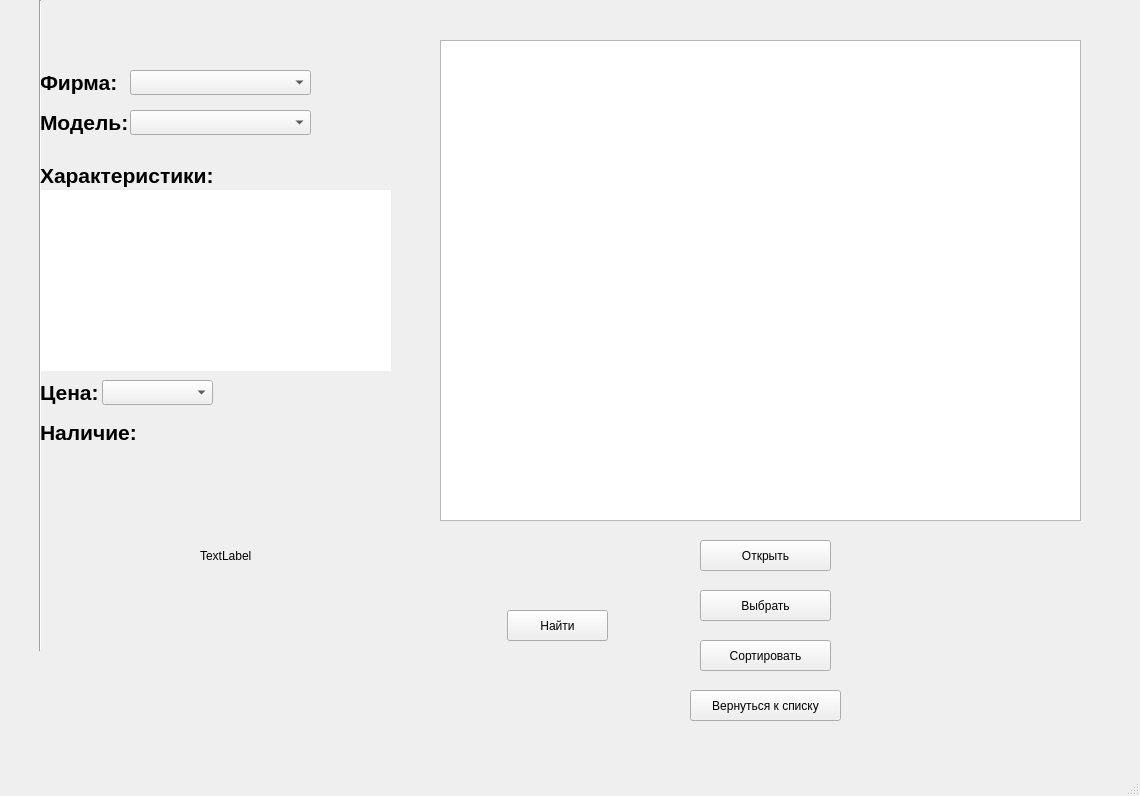
The window that Lab2/Task2/mainwindow.ui (amakuem/LAbsOAIP) describes before a commit, drawn with Qt 5.
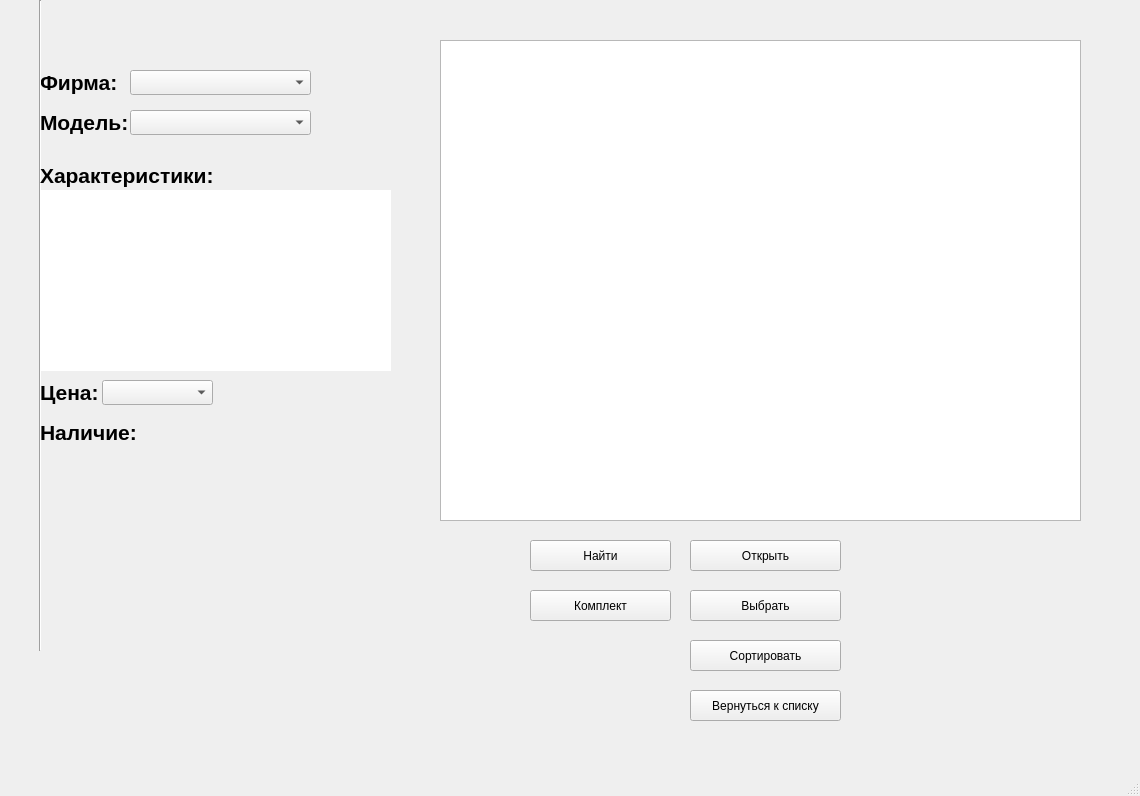
The same window after the commit.

The edit to the form file:
```diff
--- a/Lab2/Task2/mainwindow.ui
+++ b/Lab2/Task2/mainwindow.ui
@@ -10,6 +10,18 @@
     <height>796</height>
    </rect>
   </property>
+  <property name="minimumSize">
+   <size>
+    <width>1140</width>
+    <height>796</height>
+   </size>
+  </property>
+  <property name="maximumSize">
+   <size>
+    <width>1140</width>
+    <height>796</height>
+   </size>
+  </property>
   <property name="windowTitle">
    <string>MainWindow</string>
   </property>
@@ -24,30 +36,12 @@
      </rect>
     </property>
    </widget>
-   <widget class="QLabel" name="label">
-    <property name="geometry">
-     <rect>
-      <x>200</x>
-      <y>540</y>
-      <width>121</width>
-      <height>31</height>
-     </rect>
-    </property>
-    <property name="font">
-     <font>
-      <bold>false</bold>
-     </font>
-    </property>
-    <property name="text">
-     <string>TextLabel</string>
-    </property>
-   </widget>
    <widget class="QPushButton" name="pushButton">
     <property name="geometry">
      <rect>
-      <x>700</x>
+      <x>690</x>
       <y>540</y>
-      <width>131</width>
+      <width>151</width>
       <height>31</height>
      </rect>
     </property>
@@ -58,9 +52,9 @@
    <widget class="QPushButton" name="pushButton_2">
     <property name="geometry">
      <rect>
-      <x>700</x>
+      <x>690</x>
       <y>590</y>
-      <width>131</width>
+      <width>151</width>
       <height>31</height>
      </rect>
     </property>
@@ -273,9 +267,9 @@
    <widget class="QPushButton" name="pushButton_3">
     <property name="geometry">
      <rect>
-      <x>700</x>
+      <x>690</x>
       <y>640</y>
-      <width>131</width>
+      <width>151</width>
       <height>31</height>
      </rect>
     </property>
@@ -299,9 +293,9 @@
    <widget class="QPushButton" name="pushButton_5">
     <property name="geometry">
      <rect>
-      <x>507</x>
-      <y>610</y>
-      <width>101</width>
+      <x>530</x>
+      <y>540</y>
+      <width>141</width>
       <height>31</height>
      </rect>
     </property>
@@ -309,6 +303,19 @@
      <string>Найти</string>
     </property>
    </widget>
+   <widget class="QPushButton" name="pushButton_6">
+    <property name="geometry">
+     <rect>
+      <x>530</x>
+      <y>590</y>
+      <width>141</width>
+      <height>31</height>
+     </rect>
+    </property>
+    <property name="text">
+     <string>Комплект</string>
+    </property>
+   </widget>
   </widget>
   <widget class="QMenuBar" name="menubar">
    <property name="geometry">
```
